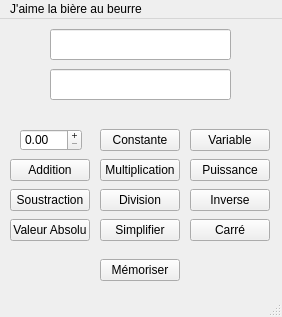
This is saisieexpressionIHM.ui in obalise/ExpressionProject as Qt 5 draws it before an edit. The edited form follows.
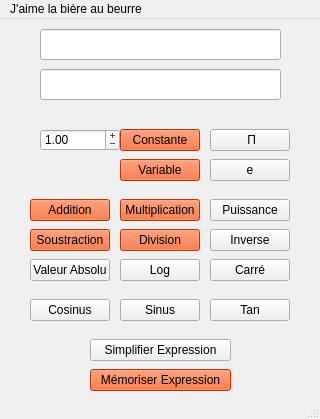
This is the edited form.

Commit message: Bouton couleur Test

Patch:
```diff
--- a/saisieexpressionIHM.ui
+++ b/saisieexpressionIHM.ui
@@ -6,10 +6,22 @@
    <rect>
     <x>0</x>
     <y>0</y>
-    <width>282</width>
-    <height>317</height>
+    <width>320</width>
+    <height>419</height>
    </rect>
   </property>
+  <property name="sizePolicy">
+   <sizepolicy hsizetype="Fixed" vsizetype="Fixed">
+    <horstretch>0</horstretch>
+    <verstretch>0</verstretch>
+   </sizepolicy>
+  </property>
+  <property name="minimumSize">
+   <size>
+    <width>320</width>
+    <height>419</height>
+   </size>
+  </property>
   <property name="windowTitle">
    <string>MainWindow</string>
   </property>
@@ -17,32 +29,57 @@
    <widget class="QLineEdit" name="AffichageNPI">
     <property name="geometry">
      <rect>
-      <x>50</x>
+      <x>40</x>
       <y>10</y>
-      <width>181</width>
+      <width>241</width>
       <height>31</height>
      </rect>
     </property>
+    <property name="minimumSize">
+     <size>
+      <width>240</width>
+      <height>30</height>
+     </size>
+    </property>
    </widget>
    <widget class="QLineEdit" name="AffichageNC">
     <property name="geometry">
      <rect>
-      <x>50</x>
+      <x>40</x>
       <y>50</y>
-      <width>181</width>
+      <width>241</width>
       <height>31</height>
      </rect>
     </property>
+    <property name="minimumSize">
+     <size>
+      <width>240</width>
+      <height>30</height>
+     </size>
+    </property>
    </widget>
    <widget class="QPushButton" name="Bouton_Constante">
     <property name="geometry">
      <rect>
-      <x>100</x>
+      <x>120</x>
       <y>110</y>
       <width>80</width>
       <height>22</height>
      </rect>
     </property>
+    <property name="styleSheet">
+     <string notr="true">QPushButton{
+	background-color: #FF4901
+}
+
+QPushButton:pressed{
+	background-color: #FFA500
+}
+
+QPushButton:hover{
+	background-color: #63C5DA
+}</string>
+    </property>
     <property name="text">
      <string>Constante</string>
     </property>
@@ -50,12 +87,25 @@
    <widget class="QPushButton" name="Bouton_Addition">
     <property name="geometry">
      <rect>
-      <x>10</x>
-      <y>140</y>
+      <x>30</x>
+      <y>180</y>
       <width>80</width>
       <height>22</height>
      </rect>
     </property>
+    <property name="styleSheet">
+     <string notr="true">QPushButton{
+	background-color: #FF4901
+}
+
+QPushButton:pressed{
+	background-color: #FFA500
+}
+
+QPushButton:hover{
+	background-color: #63C5DA
+}</string>
+    </property>
     <property name="text">
      <string>Addition</string>
     </property>
@@ -63,12 +113,25 @@
    <widget class="QPushButton" name="Bouton_Soustraction">
     <property name="geometry">
      <rect>
-      <x>10</x>
-      <y>170</y>
+      <x>30</x>
+      <y>210</y>
       <width>80</width>
       <height>22</height>
      </rect>
     </property>
+    <property name="styleSheet">
+     <string notr="true">QPushButton{
+	background-color: #FF4901
+}
+
+QPushButton:pressed{
+	background-color: #FFA500
+}
+
+QPushButton:hover{
+	background-color: #63C5DA
+}</string>
+    </property>
     <property name="text">
      <string>Soustraction</string>
     </property>
@@ -76,12 +139,25 @@
    <widget class="QPushButton" name="Bouton_Multiplication">
     <property name="geometry">
      <rect>
-      <x>100</x>
-      <y>140</y>
+      <x>120</x>
+      <y>180</y>
       <width>80</width>
       <height>22</height>
      </rect>
     </property>
+    <property name="styleSheet">
+     <string notr="true">QPushButton{
+	background-color: #FF4901
+}
+
+QPushButton:pressed{
+	background-color: #FFA500
+}
+
+QPushButton:hover{
+	background-color: #63C5DA
+}</string>
+    </property>
     <property name="text">
      <string>Multiplication</string>
     </property>
@@ -89,12 +165,25 @@
    <widget class="QPushButton" name="Bouton_Division">
     <property name="geometry">
      <rect>
-      <x>100</x>
-      <y>170</y>
+      <x>120</x>
+      <y>210</y>
       <width>80</width>
       <height>22</height>
      </rect>
     </property>
+    <property name="styleSheet">
+     <string notr="true">QPushButton{
+	background-color: #FF4901
+}
+
+QPushButton:pressed{
+	background-color: #FFA500
+}
+
+QPushButton:hover{
+	background-color: #63C5DA
+}</string>
+    </property>
     <property name="text">
      <string>Division</string>
     </property>
@@ -102,21 +191,21 @@
    <widget class="QPushButton" name="Bouton_Simplifier">
     <property name="geometry">
      <rect>
-      <x>100</x>
-      <y>200</y>
-      <width>80</width>
+      <x>90</x>
+      <y>320</y>
+      <width>141</width>
       <height>22</height>
      </rect>
     </property>
     <property name="text">
-     <string>Simplifier</string>
+     <string>Simplifier Expression</string>
     </property>
    </widget>
    <widget class="QPushButton" name="Bouton_ValAbs">
     <property name="geometry">
      <rect>
-      <x>10</x>
-      <y>200</y>
+      <x>30</x>
+      <y>240</y>
       <width>80</width>
       <height>22</height>
      </rect>
@@ -128,9 +217,9 @@
    <widget class="QDoubleSpinBox" name="SpinBox_Constante">
     <property name="geometry">
      <rect>
-      <x>20</x>
+      <x>40</x>
       <y>110</y>
-      <width>62</width>
+      <width>80</width>
       <height>22</height>
      </rect>
     </property>
@@ -155,16 +244,38 @@
     <property name="keyboardTracking">
      <bool>true</bool>
     </property>
+    <property name="minimum">
+     <double>-99999.000000000000000</double>
+    </property>
+    <property name="maximum">
+     <double>99999.000000000000000</double>
+    </property>
+    <property name="value">
+     <double>1.000000000000000</double>
+    </property>
    </widget>
    <widget class="QPushButton" name="Bouton_Variable">
     <property name="geometry">
      <rect>
-      <x>190</x>
-      <y>110</y>
+      <x>120</x>
+      <y>140</y>
       <width>80</width>
       <height>22</height>
      </rect>
     </property>
+    <property name="styleSheet">
+     <string notr="true">QPushButton{
+	background-color: #FF4901
+}
+
+QPushButton:pressed{
+	background-color: #FFA500
+}
+
+QPushButton:hover{
+	background-color: #63C5DA
+}</string>
+    </property>
     <property name="text">
      <string>Variable</string>
     </property>
@@ -172,8 +283,8 @@
    <widget class="QPushButton" name="Bouton_Puissance">
     <property name="geometry">
      <rect>
-      <x>190</x>
-      <y>140</y>
+      <x>210</x>
+      <y>180</y>
       <width>80</width>
       <height>22</height>
      </rect>
@@ -185,8 +296,8 @@
    <widget class="QPushButton" name="Bouton_Inverse">
     <property name="geometry">
      <rect>
-      <x>190</x>
-      <y>170</y>
+      <x>210</x>
+      <y>210</y>
       <width>80</width>
       <height>22</height>
      </rect>
@@ -198,8 +309,8 @@
    <widget class="QPushButton" name="Bouton_Carre">
     <property name="geometry">
      <rect>
-      <x>190</x>
-      <y>200</y>
+      <x>210</x>
+      <y>240</y>
       <width>80</width>
       <height>22</height>
      </rect>
@@ -211,14 +322,105 @@
    <widget class="QPushButton" name="Bouton_Memoriser">
     <property name="geometry">
      <rect>
-      <x>100</x>
+      <x>90</x>
+      <y>350</y>
+      <width>141</width>
+      <height>22</height>
+     </rect>
+    </property>
+    <property name="styleSheet">
+     <string notr="true">QPushButton{
+	background-color: #FF4901
+}
+
+QPushButton:pressed{
+	background-color: #FFA500
+}
+
+QPushButton:hover{
+	background-color: #63C5DA
+}</string>
+    </property>
+    <property name="text">
+     <string>Mémoriser Expression</string>
+    </property>
+   </widget>
+   <widget class="QPushButton" name="Bouton_Log">
+    <property name="geometry">
+     <rect>
+      <x>120</x>
       <y>240</y>
       <width>80</width>
       <height>22</height>
      </rect>
     </property>
     <property name="text">
-     <string>Mémoriser</string>
+     <string>Log</string>
+    </property>
+   </widget>
+   <widget class="QPushButton" name="pushButton">
+    <property name="geometry">
+     <rect>
+      <x>30</x>
+      <y>280</y>
+      <width>80</width>
+      <height>22</height>
+     </rect>
+    </property>
+    <property name="text">
+     <string>Cosinus</string>
+    </property>
+   </widget>
+   <widget class="QPushButton" name="pushButton_2">
+    <property name="geometry">
+     <rect>
+      <x>120</x>
+      <y>280</y>
+      <width>80</width>
+      <height>22</height>
+     </rect>
+    </property>
+    <property name="text">
+     <string>Sinus</string>
+    </property>
+   </widget>
+   <widget class="QPushButton" name="pushButton_3">
+    <property name="geometry">
+     <rect>
+      <x>210</x>
+      <y>280</y>
+      <width>80</width>
+      <height>22</height>
+     </rect>
+    </property>
+    <property name="text">
+     <string>Tan</string>
+    </property>
+   </widget>
+   <widget class="QPushButton" name="pushButton_4">
+    <property name="geometry">
+     <rect>
+      <x>210</x>
+      <y>110</y>
+      <width>80</width>
+      <height>22</height>
+     </rect>
+    </property>
+    <property name="text">
+     <string>	Π</string>
+    </property>
+   </widget>
+   <widget class="QPushButton" name="pushButton_5">
+    <property name="geometry">
+     <rect>
+      <x>210</x>
+      <y>140</y>
+      <width>80</width>
+      <height>22</height>
+     </rect>
+    </property>
+    <property name="text">
+     <string>e</string>
     </property>
    </widget>
   </widget>
@@ -227,7 +429,7 @@
     <rect>
      <x>0</x>
      <y>0</y>
-     <width>282</width>
+     <width>320</width>
      <height>21</height>
     </rect>
    </property>
```
The commit also changes 2 other files.
